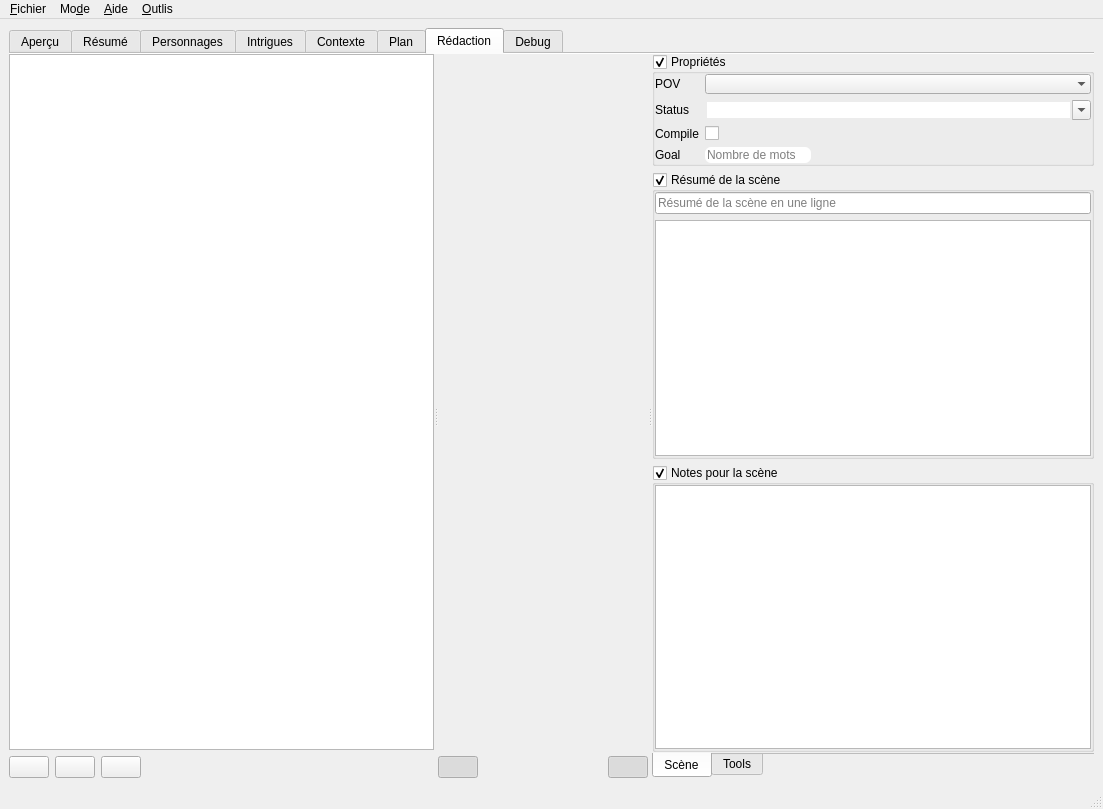
First picture: the form in src/ui/mainWindow.ui, repository olivierkes/manuskript, before the edit.
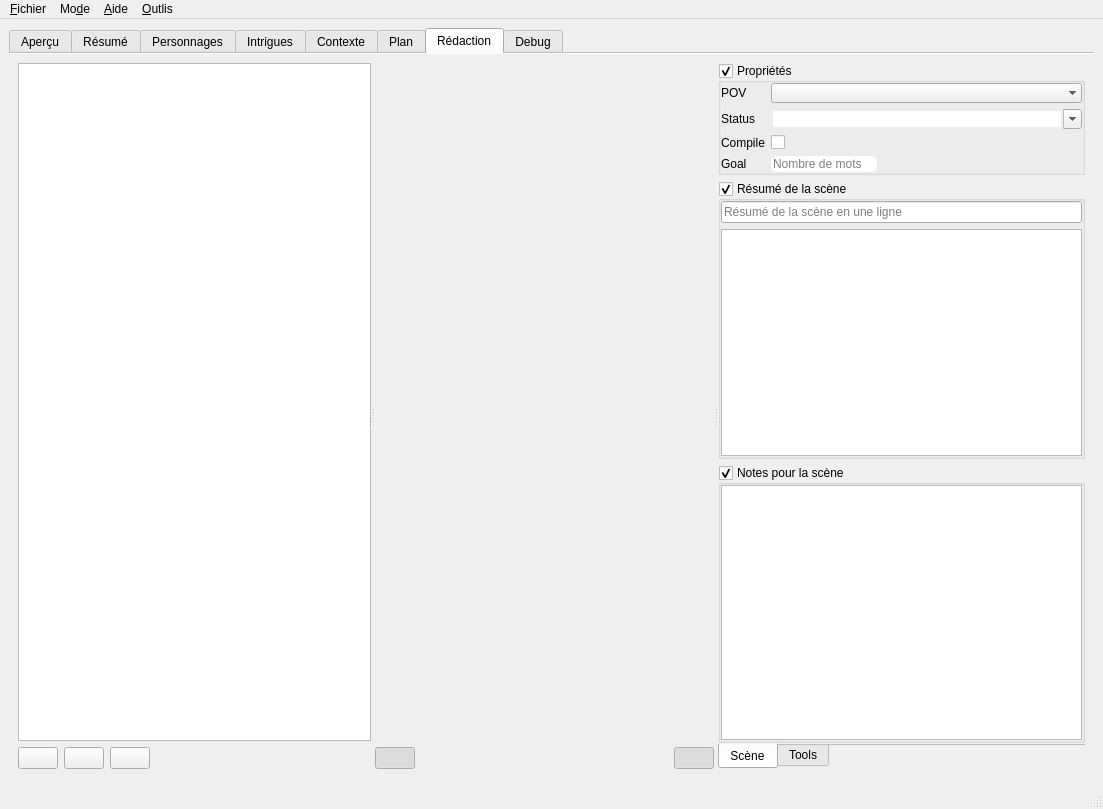
Second picture: the form after the edit. Icons and pictures are not drawn. Custom widgets are drawn as their Qt base class.

Commit message: Display wordcount and progress while typing.

```diff
--- a/src/ui/mainWindow.ui
+++ b/src/ui/mainWindow.ui
@@ -1534,20 +1534,17 @@
        <attribute name="title">
         <string>Rédaction</string>
        </attribute>
-       <layout class="QVBoxLayout" name="verticalLayout_28">
-        <property name="spacing">
-         <number>0</number>
-        </property>
-        <property name="margin">
-         <number>0</number>
-        </property>
+       <layout class="QVBoxLayout" name="verticalLayout_19">
         <item>
          <widget class="QSplitter" name="splitterRedac">
           <property name="orientation">
            <enum>Qt::Horizontal</enum>
           </property>
-          <widget class="QWidget" name="layoutWidget">
-           <layout class="QVBoxLayout" name="verticalLayout_19">
+          <widget class="QWidget" name="widget" native="true">
+           <layout class="QVBoxLayout" name="verticalLayout_30">
+            <property name="margin">
+             <number>0</number>
+            </property>
             <item>
              <widget class="QTreeView" name="treeRedacOutline">
               <property name="dragDropMode">
@@ -1674,7 +1671,33 @@
                </spacer>
               </item>
               <item>
-               <widget class="QPushButton" name="pushButton_19">
+               <widget class="QLabel" name="lblRedacWC">
+                <property name="text">
+                 <string/>
+                </property>
+               </widget>
+              </item>
+              <item>
+               <widget class="QLabel" name="lblRedacProgress">
+                <property name="minimumSize">
+                 <size>
+                  <width>100</width>
+                  <height>6</height>
+                 </size>
+                </property>
+                <property name="maximumSize">
+                 <size>
+                  <width>200</width>
+                  <height>14</height>
+                 </size>
+                </property>
+                <property name="text">
+                 <string/>
+                </property>
+               </widget>
+              </item>
+              <item>
+               <widget class="QPushButton" name="btnRedacShowInfos">
                 <property name="text">
                  <string/>
                 </property>
```
Left out of the diff: 40 changed lines with no effect on the pictures. The commit also changes 6 other files.
